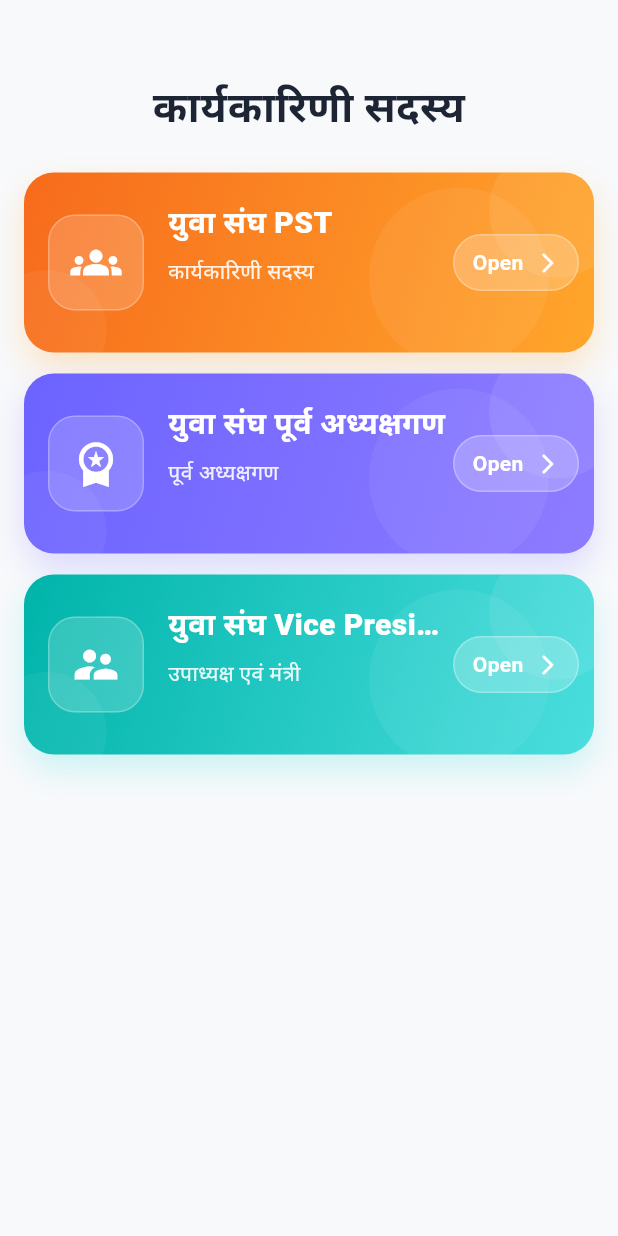
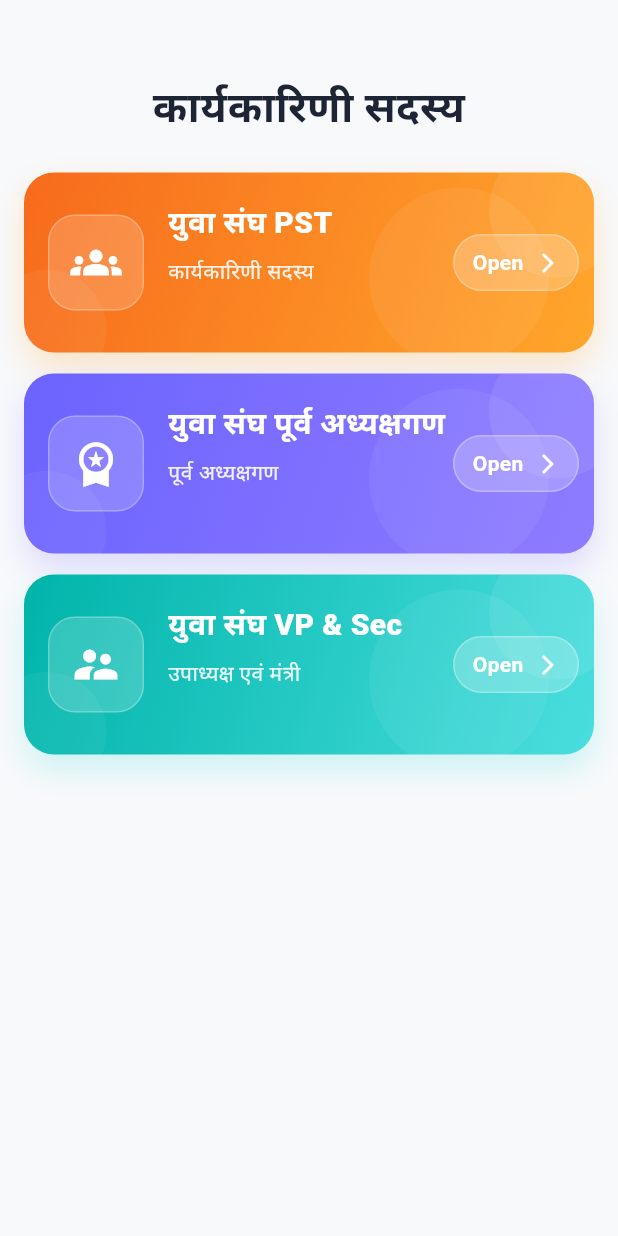
Before and after one commit to aaddy27/ABSJS-APP, a Flutter app: the KaryakariniSadasyaScreen screen opened directly, on a phone screen of 412 x 824 dp. Run offline on Flutter 3.47's test engine with Material 3 defaults, Android fonts, the phone set to English and light mode, and no system bars; our stand-ins replace awesome_dialog, cached_network_image, carousel_slider, confetti, firebase_core, firebase_messaging and 10 more; missing offline and left inert: pdfx; accounts and stored records are empty; network calls fail; Roboto replaces fonts that are missing (Amita).

Commit message:
date 18-11-2025

```diff
--- a/lib/screens/yuva_sangh/karyakarini_sadasya_screen.dart
+++ b/lib/screens/yuva_sangh/karyakarini_sadasya_screen.dart
@@ -25,7 +25,7 @@
         "screen": const YuvaExPresidentScreen(),
       },
       {
-        "title": "युवा संघ Vice President & Secretary",
+        "title": "युवा संघ VP & Sec",
         "subtitle": "उपाध्यक्ष एवं मंत्री",
         "icon": Icons.supervisor_account,
         "gradient": [const Color(0xFF00B4AA), const Color(0xFF4ADEDE)],
```
